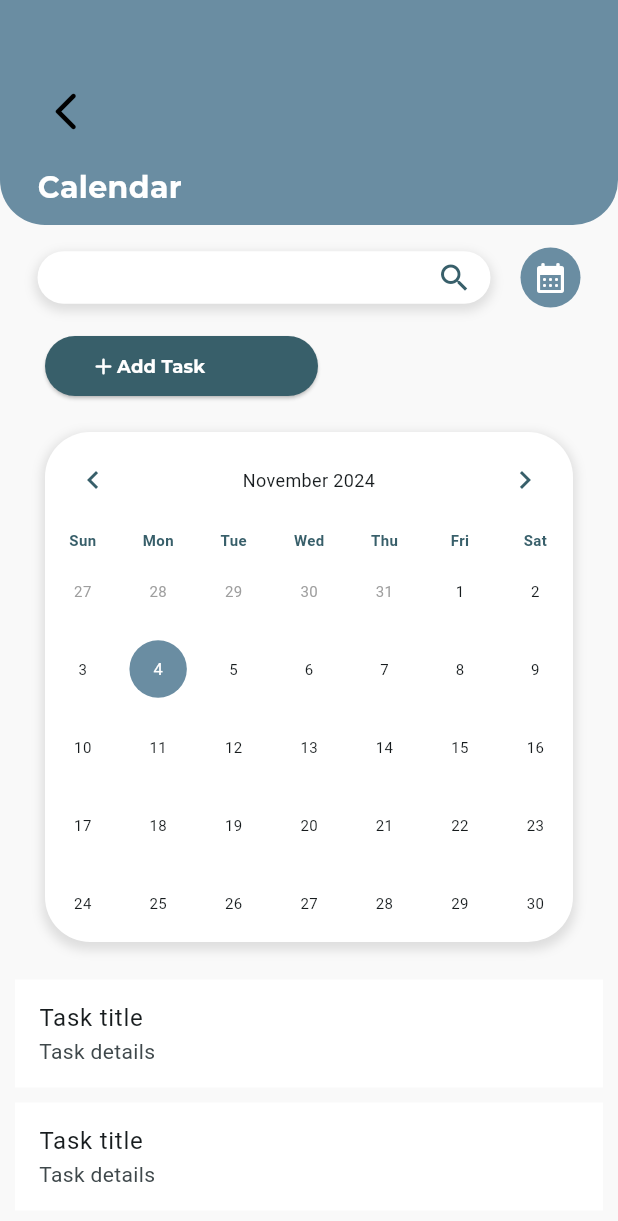
After one commit to jjuulliiaas/tasker, a Flutter app: the CalendarPage screen opened directly, on a phone screen of 412 x 824 dp. The commit adds this screen. Shown: the top 1221 px of the screen. Run offline on Flutter 3.47's test engine with Material 3 defaults, Android fonts, the phone set to English and light mode, and no system bars; drawn by our look-alikes of table_calendar; project files that could hold a hidden picture were left out.

Commit message:
- add calendar with package table_calendar and style it; - add temporary containers for tasks for checking scroll.

```diff
--- /dev/null
+++ b/lib/screens/calendar.dart
@@ -0,0 +1,155 @@
+import 'package:flutter/material.dart';
+import 'package:table_calendar/table_calendar.dart';
+import 'package:tasker/screens/add_task.dart';
+import 'package:tasker/theme/colors.dart';
+import 'package:tasker/widgets/main_buttons.dart';
+import 'package:tasker/widgets/search_bar.dart' as custom;
+import '../theme/styled_text.dart';
+import '../widgets/custom_sliver_app_bar.dart';
+
+class CalendarPage extends StatefulWidget {
+  @override
+  State<CalendarPage> createState() => _CalendarPageState();
+}
+
+class _CalendarPageState extends State<CalendarPage> {
+  DateTime _focusedDay = DateTime.now();
+  DateTime? _selectedDay;
+
+  @override
+  Widget build(BuildContext context) {
+    return Scaffold(
+      backgroundColor: ColorsList.kAppBackground,
+      body: CustomScrollView(
+        slivers: [
+          CustomSliverAppBar(
+            expandedHeight: 150.0,
+            backgroundColor: ColorsList.kLightGreen,
+            title: StyledText.mainHeading(text: 'Calendar', color: Colors.white),
+            flexibleChild: Column(
+              crossAxisAlignment: CrossAxisAlignment.start,
+              children: [
+                IconButton(
+                  onPressed: () {
+                    Navigator.pop(context);
+                  },
+                  padding: EdgeInsets.zero,
+                  constraints: BoxConstraints(),
+                  icon: Icon(Icons.arrow_back_ios_new_rounded),
+                  iconSize: 30,
+                  color: Colors.black,
+                ),
+              ],
+            ),
+          ),
+          SliverToBoxAdapter(
+            child: Padding(
+              padding: const EdgeInsets.all(5.0),
+              child: custom.CustomSearchBar(),
+            ),
+          ),
+          SliverToBoxAdapter(
+            child: Padding(
+              padding: const EdgeInsets.only(left: 30.0, right: 200.0),
+              child: MainButton(
+                width: 30,
+                height: 10,
+                child: Row(
+                  children: [
+                    Icon(Icons.add_rounded, color: Colors.white),
+                    StyledText.accentLabel(text: 'Add Task', color: Colors.white),
+                  ],
+                ),
+                color: ColorsList.kDarkGreen,
+                padding: EdgeInsets.only(left: 30.0, top: 20.0, bottom: 20.0, right: 30.0),
+                onPressed: () {
+                  Navigator.push(
+                    context,
+                    MaterialPageRoute(builder: (context) => AddTaskPage()),
+                  );
+                },
+              ),
+            ),
+          ),
+          SliverToBoxAdapter(
+            child: Padding(
+              padding: const EdgeInsets.symmetric(horizontal: 30.0, vertical: 20.0),
+              child: Container(
+                decoration: BoxDecoration(
+                  color: Colors.white,
+                  borderRadius: BorderRadius.circular(30),
+                  boxShadow: [
+                    BoxShadow(
+                      color: Colors.grey.withOpacity(0.3),
+                      spreadRadius: 2,
+                      blurRadius: 5,
+                      offset: Offset(0, 3),
+                    ),
+                  ],
+                ),
+                child: TableCalendar(
+                  firstDay: DateTime(2015),
+                  lastDay: DateTime(2101),
+                  focusedDay: _focusedDay,
+                  selectedDayPredicate: (day) => isSameDay(_selectedDay, day),
+                  onDaySelected: (selectedDay, focusedDay) {
+                    setState(() {
+                      _selectedDay = selectedDay;
+                      _focusedDay = focusedDay;
+                    });
+                  },
+                  calendarStyle: CalendarStyle(
+                    defaultTextStyle: TextStyle(fontSize: 10),
+                    weekendTextStyle: TextStyle(fontSize: 10),
+                    outsideTextStyle: TextStyle(fontSize: 10, color: Colors.grey),
+                    selectedTextStyle: TextStyle(fontSize: 11, color: Colors.white, fontWeight: FontWeight.bold),
+                    todayTextStyle: TextStyle(fontSize: 11, color: Colors.white),
+                    selectedDecoration: BoxDecoration(
+                      color: ColorsList.kDarkGreen,
+                      shape: BoxShape.circle,
+                    ),
+                    todayDecoration: BoxDecoration(
+                      color: ColorsList.kLightGreen,
+                      shape: BoxShape.circle,
+                    ),
+                  ),
+                  headerStyle: HeaderStyle(
+                    formatButtonVisible: false,
+                    titleCentered: true,
+                    titleTextStyle: TextStyle(
+                      fontSize: 12,
+                    ),
+                    leftChevronIcon: Icon(Icons.chevron_left, color: ColorsList.kDarkGreen),
+                    rightChevronIcon: Icon(Icons.chevron_right, color: ColorsList.kDarkGreen),
+                  ),
+                  daysOfWeekStyle: DaysOfWeekStyle(
+                    weekendStyle: TextStyle(color: ColorsList.kDarkGreen, fontSize: 10, fontWeight: FontWeight.bold),
+                    weekdayStyle: TextStyle(color: ColorsList.kDarkGreen, fontSize: 10, fontWeight: FontWeight.bold),
+                  ),
+                ),
+              ),
+            ),
+          ),
+          SliverList(
+            delegate: SliverChildBuilderDelegate(
+                  (BuildContext context, int index) {
+                // Replace this with your task items.
+                return Padding(
+                  padding: const EdgeInsets.symmetric(vertical: 5.0, horizontal: 10.0),
+                  child: Container(
+                    color: Colors.white,
+                    child: ListTile(
+                      title: Text('Task title'),
+                      subtitle: Text('Task details'),
+                    ),
+                  ),
+                );
+              },
+              childCount: 5, // Set your number of task items here.
+            ),
+          ),
+        ],
+      ),
+    );
+  }
+}
--- a/lib/widgets/search_bar.dart
+++ b/lib/widgets/search_bar.dart
@@ -1,4 +1,5 @@
 import 'package:flutter/material.dart';
+import 'package:tasker/screens/calendar.dart';
 import 'package:tasker/theme/colors.dart';
 
 class CustomSearchBar extends StatelessWidget {
@@ -43,8 +44,9 @@ class CustomSearchBar extends StatelessWidget {
           SizedBox(width: 20),
           GestureDetector(
             onTap: () {
-              // TO DO:
-              //    - actions after clicking on calendar button
+              Navigator.push(
+                  context,
+                  MaterialPageRoute(builder: (context) => CalendarPage()));
             },
             child: Container(
               height: 40.0,
--- a/pubspec.yaml
+++ b/pubspec.yaml
@@ -17,6 +17,7 @@ dev_dependencies:
   flutter_test:
     sdk: flutter
   flutter_lints: ^4.0.0
+  table_calendar: ^3.0.6
 
 flutter:
   uses-material-design: true
```
Also changed, not shown: pubspec.lock.
